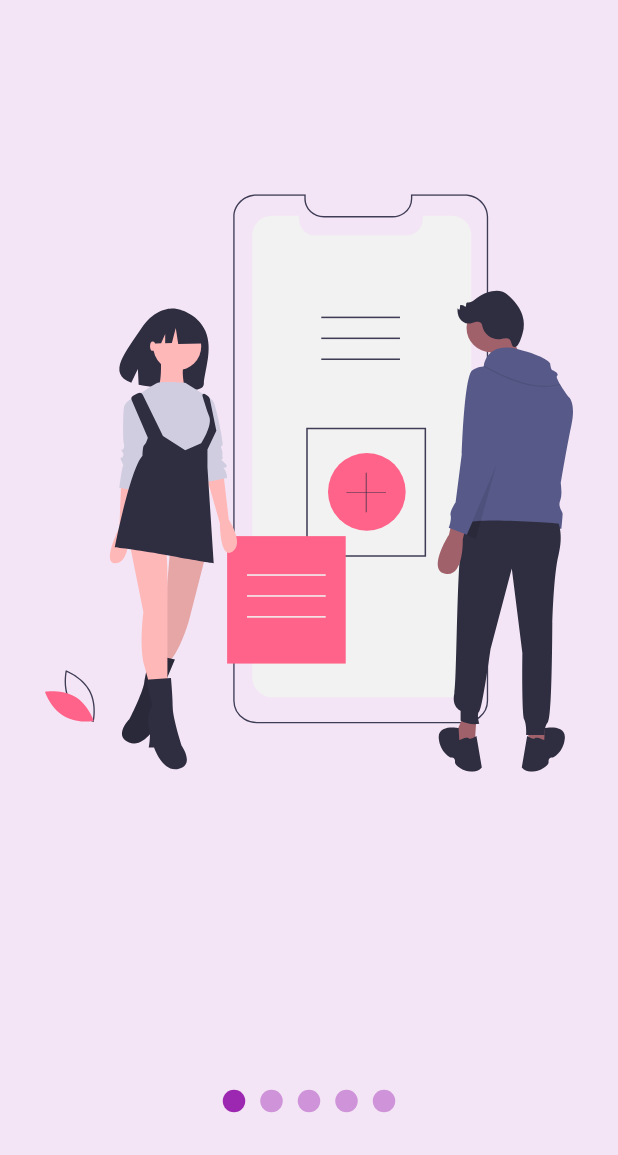
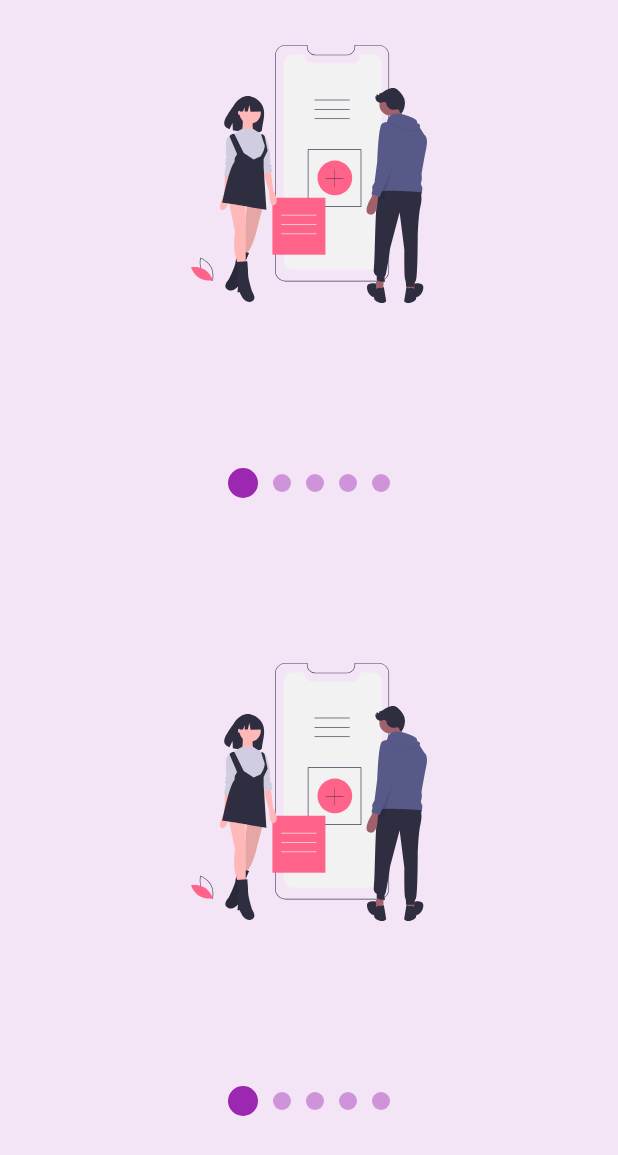
Before and after one commit to KikeSan/ClasesFlutter-2, a Flutter app: the screen it shows after launch, on a phone screen of 412 x 824 dp. Shown: the top 1155 px of the screen. Run offline on Flutter 3.47's test engine with Material 2 defaults, Android fonts, the phone set to English and light mode, and no system bars; our stand-ins replace flutter_svg.

Commit message:
correccion de error

```diff
--- a/headers/lib/src/pages/slideshow_page.dart
+++ b/headers/lib/src/pages/slideshow_page.dart
@@ -7,7 +7,26 @@ class SlideshowPage extends StatelessWidget{
   Widget build(BuildContext context) {
     return Scaffold(
       backgroundColor: Colors.purple[50],
-      body: Slideshow(
+      body: Column(
+        children: <Widget>[
+          Expanded(child: MiSlideshow()),
+          Expanded(child: MiSlideshow())
+        ],
+      )
+    );
+  }
+}
+
+class MiSlideshow extends StatelessWidget {
+  const MiSlideshow({
+    Key key,
+  }) : super(key: key);
+
+  @override
+  Widget build(BuildContext context) {
+    return Slideshow(
+      bulletPrimario: 20,
+      bulletSecundario: 12,
       //puntosArriba: true,
       colorPrimario: Colors.purple,
       colorSecundario: Colors.purple[200],
@@ -18,7 +37,6 @@ class SlideshowPage extends StatelessWidget{
         SvgPicture.asset('assets/svgs/slide-4.svg'),
         SvgPicture.asset('assets/svgs/slide-5.svg'),
       ],
-      )
     );
   }
 }
--- a/headers/lib/src/widgets/slideshow.dart
+++ b/headers/lib/src/widgets/slideshow.dart
@@ -11,11 +11,16 @@ class Slideshow extends StatelessWidget {
   final Color colorPrimario;
   final Color colorSecundario;
 
+  final double bulletPrimario;
+  final double bulletSecundario;
+
   Slideshow({
     @required this.slides,
-    this.puntosArriba = false,
-    this.colorPrimario = Colors.blue,
-    this.colorSecundario = Colors.black26
+    this.puntosArriba     = false,
+    this.colorPrimario    = Colors.blue,
+    this.colorSecundario  = Colors.black26,
+    this.bulletPrimario   = 12,
+    this.bulletSecundario = 12
   });
 
   @override
@@ -28,6 +33,8 @@ class Slideshow extends StatelessWidget {
             builder: (BuildContext context){
               Provider.of<_SlidershowModel>(context).colorPrimario = this.colorPrimario;
               Provider.of<_SlidershowModel>(context).colorSecundario = this.colorSecundario;
+              Provider.of<_SlidershowModel>(context).bulletPrimario = this.bulletPrimario;
+              Provider.of<_SlidershowModel>(context).bulletSecundario = this.bulletSecundario;
               return _CrearEstructuraSlideshow(puntosArriba: puntosArriba, slides: slides);
             },
           ),
@@ -96,14 +103,24 @@ class _Dot extends StatelessWidget {
   Widget build(BuildContext context) {
     //final pageViewIndex = Provider.of<_SlidershowModel>(context).currentPage;
     final ssModel = Provider.of<_SlidershowModel>(context);
+    double tamanoBullet;
+    Color colorBullet;
+
+    if(ssModel.currentPage>=index-0.5 && ssModel.currentPage<index+0.5){
+      tamanoBullet = ssModel.bulletPrimario;
+      colorBullet = ssModel.colorPrimario;
+    }else{
+      tamanoBullet = ssModel.bulletSecundario;
+      colorBullet = ssModel.colorSecundario;
+    }
+
     return AnimatedContainer(
       duration: Duration(milliseconds: 200),
-      width: 15,
-      height: 15,
+      width: tamanoBullet,
+      height: tamanoBullet,
       margin: EdgeInsets.symmetric(horizontal: 5),
       decoration: BoxDecoration(
-        color:(ssModel.currentPage>=index-0.5 && ssModel.currentPage<index+0.5)
-            ?ssModel.colorPrimario:ssModel.colorSecundario,
+        color:colorBullet,
         shape: BoxShape.circle
       ),
     );
@@ -175,7 +192,8 @@ class _SlidershowModel with ChangeNotifier{
   Color _colorPrimario = Colors.blue;
   Color _colorSecundario = Colors.grey;
 
-
+  double _bulletPrimario = 12;
+  double _bulletSecundario = 12;
 
 
   double get currentPage => this._currentPage;
@@ -189,13 +207,29 @@ class _SlidershowModel with ChangeNotifier{
 
   set colorPrimario(Color value) {
     this._colorPrimario = value;
-    notifyListeners();
+    //notifyListeners();
   }
 
   Color get colorSecundario => this._colorSecundario;
 
   set colorSecundario(Color value) {
     this._colorSecundario = value;
-    notifyListeners();
+    //notifyListeners();
   }
+
+  double get bulletPrimario => this._bulletPrimario;
+
+  set bulletPrimario(double value) {
+    this._bulletPrimario = value;
+    //notifyListeners();
+  }
+
+  double get bulletSecundario => this._bulletSecundario;
+
+  set bulletSecundario(double value) {
+    this._bulletSecundario = value;
+    //notifyListeners();
+  }
+
+
 }
```
Lines whose indentation alone changed are shown as unchanged.
